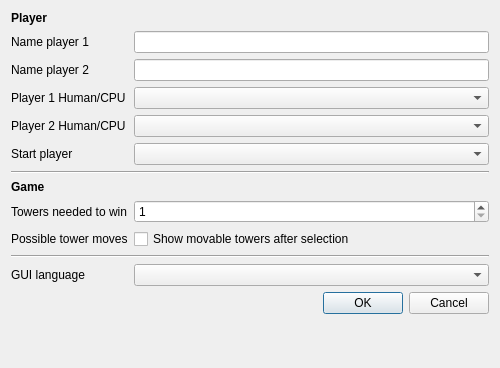
Qt form settings.ui (ElTh0r0/stackandconquer) before a commit.
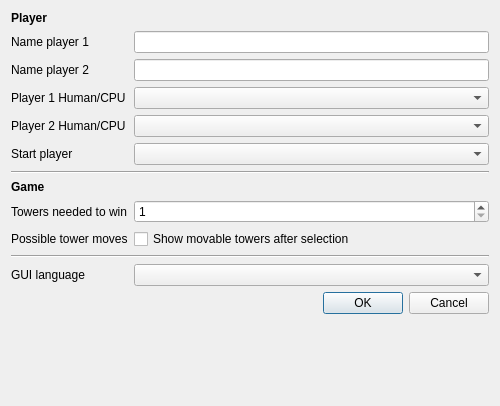
The same form after that commit.

Diff of the .ui file:
```diff
--- a/settings.ui
+++ b/settings.ui
@@ -7,7 +7,7 @@
     <x>0</x>
     <y>0</y>
     <width>500</width>
-    <height>368</height>
+    <height>406</height>
    </rect>
   </property>
   <property name="windowTitle">
```
Left out of the diff: 19 changed lines with no effect on the pictures.
